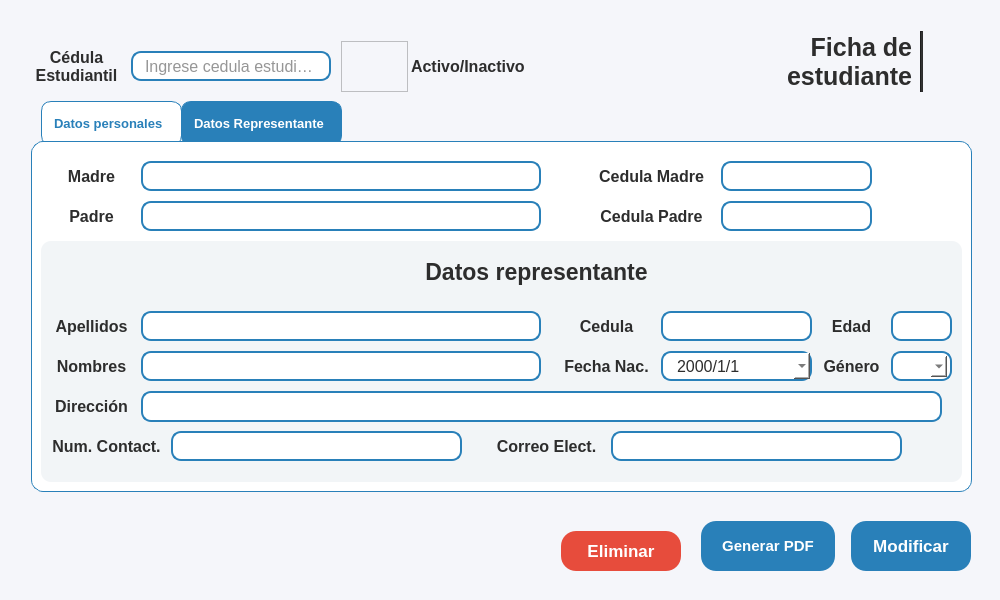
The window that resources/ui/ficha_estu.ui (Proyecto-Uptjaa/Proyecto_SIRA) describes before a commit, drawn with Qt 5.
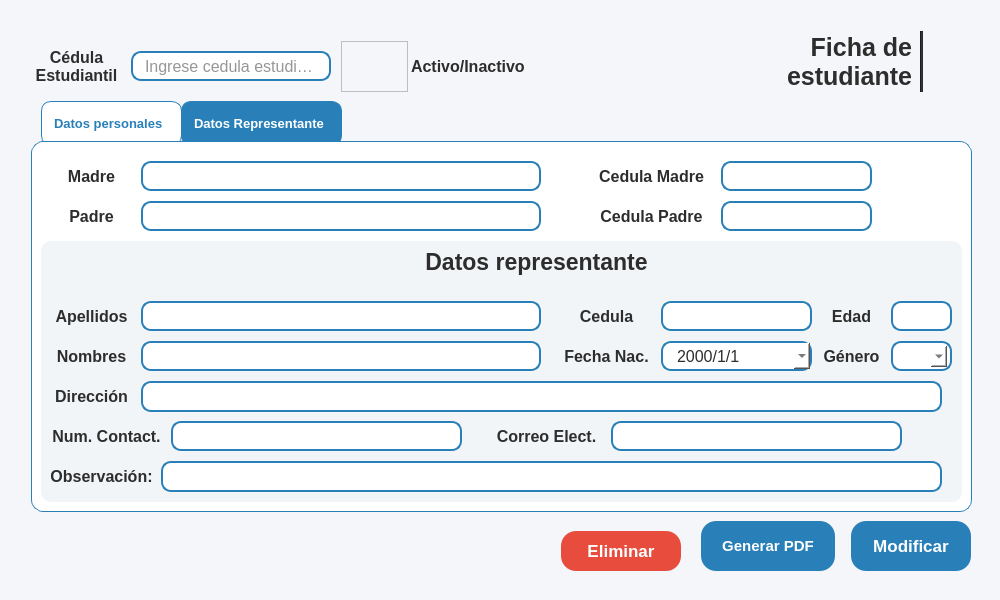
The same window after the commit. The open tabs and pages were chosen to show the change. Icons and pictures are not drawn.

Commit message: Campo 'Observacion' en interfaz de representante

```diff
--- a/resources/ui/ficha_estu.ui
+++ b/resources/ui/ficha_estu.ui
@@ -115,7 +115,7 @@
         <x>20</x>
         <y>130</y>
         <width>941</width>
-        <height>351</height>
+        <height>371</height>
        </rect>
       </property>
       <property name="minimumSize">
@@ -2109,7 +2109,7 @@
              <x>0</x>
              <y>90</y>
              <width>921</width>
-             <height>241</height>
+             <height>261</height>
             </rect>
            </property>
            <property name="styleSheet">
@@ -2122,7 +2122,7 @@
             <property name="geometry">
              <rect>
               <x>10</x>
-              <y>110</y>
+              <y>100</y>
               <width>81</width>
               <height>30</height>
              </rect>
@@ -2160,7 +2160,7 @@
             <property name="geometry">
              <rect>
               <x>100</x>
-              <y>70</y>
+              <y>60</y>
               <width>400</width>
               <height>30</height>
              </rect>
@@ -2205,7 +2205,7 @@
             <property name="geometry">
              <rect>
               <x>10</x>
-              <y>70</y>
+              <y>60</y>
               <width>81</width>
               <height>30</height>
              </rect>
@@ -2243,7 +2243,7 @@
             <property name="geometry">
              <rect>
               <x>100</x>
-              <y>110</y>
+              <y>100</y>
               <width>400</width>
               <height>30</height>
              </rect>
@@ -2288,7 +2288,7 @@
             <property name="geometry">
              <rect>
               <x>10</x>
-              <y>150</y>
+              <y>140</y>
               <width>81</width>
               <height>30</height>
              </rect>
@@ -2326,7 +2326,7 @@
             <property name="geometry">
              <rect>
               <x>100</x>
-              <y>150</y>
+              <y>140</y>
               <width>801</width>
               <height>31</height>
              </rect>
@@ -2371,7 +2371,7 @@
             <property name="geometry">
              <rect>
               <x>850</x>
-              <y>70</y>
+              <y>60</y>
               <width>61</width>
               <height>30</height>
              </rect>
@@ -2419,7 +2419,7 @@
             <property name="geometry">
              <rect>
               <x>10</x>
-              <y>190</y>
+              <y>180</y>
               <width>111</width>
               <height>30</height>
              </rect>
@@ -2457,7 +2457,7 @@
             <property name="geometry">
              <rect>
               <x>130</x>
-              <y>190</y>
+              <y>180</y>
               <width>291</width>
               <height>30</height>
              </rect>
@@ -2502,7 +2502,7 @@
             <property name="geometry">
              <rect>
               <x>520</x>
-              <y>110</y>
+              <y>100</y>
               <width>91</width>
               <height>30</height>
              </rect>
@@ -2540,7 +2540,7 @@
             <property name="geometry">
              <rect>
               <x>780</x>
-              <y>70</y>
+              <y>60</y>
               <width>61</width>
               <height>30</height>
              </rect>
@@ -2578,7 +2578,7 @@
             <property name="geometry">
              <rect>
               <x>620</x>
-              <y>70</y>
+              <y>60</y>
               <width>151</width>
               <height>30</height>
              </rect>
@@ -2623,7 +2623,7 @@
             <property name="geometry">
              <rect>
               <x>570</x>
-              <y>190</y>
+              <y>180</y>
               <width>291</width>
               <height>30</height>
              </rect>
@@ -2668,7 +2668,7 @@
             <property name="geometry">
              <rect>
               <x>450</x>
-              <y>190</y>
+              <y>180</y>
               <width>111</width>
               <height>30</height>
              </rect>
@@ -2706,7 +2706,7 @@
             <property name="geometry">
              <rect>
               <x>780</x>
-              <y>110</y>
+              <y>100</y>
               <width>61</width>
               <height>30</height>
              </rect>
@@ -2744,7 +2744,7 @@
             <property name="geometry">
              <rect>
               <x>320</x>
-              <y>10</y>
+              <y>0</y>
               <width>351</width>
               <height>41</height>
              </rect>
@@ -2770,7 +2770,7 @@
             <property name="geometry">
              <rect>
               <x>520</x>
-              <y>70</y>
+              <y>60</y>
               <width>91</width>
               <height>30</height>
              </rect>
@@ -2808,7 +2808,7 @@
             <property name="geometry">
              <rect>
               <x>620</x>
-              <y>110</y>
+              <y>100</y>
               <width>151</width>
               <height>30</height>
              </rect>
@@ -2881,7 +2881,7 @@
             <property name="geometry">
              <rect>
               <x>850</x>
-              <y>110</y>
+              <y>100</y>
               <width>61</width>
               <height>30</height>
              </rect>
@@ -2969,6 +2969,91 @@
              </item>
             </widget>
            </widget>
+           <widget class="QLabel" name="lblStudent_dir_repre_2">
+            <property name="geometry">
+             <rect>
+              <x>10</x>
+              <y>220</y>
+              <width>101</width>
+              <height>30</height>
+             </rect>
+            </property>
+            <property name="minimumSize">
+             <size>
+              <width>0</width>
+              <height>30</height>
+             </size>
+            </property>
+            <property name="maximumSize">
+             <size>
+              <width>16777215</width>
+              <height>30</height>
+             </size>
+            </property>
+            <property name="font">
+             <font>
+              <family>Segoe UI</family>
+              <pointsize>12</pointsize>
+              <bold>true</bold>
+             </font>
+            </property>
+            <property name="styleSheet">
+             <string notr="true">background-color: transparent;</string>
+            </property>
+            <property name="text">
+             <string>Observación:</string>
+            </property>
+            <property name="alignment">
+             <set>Qt::AlignmentFlag::AlignCenter</set>
+            </property>
+           </widget>
+           <widget class="QLineEdit" name="lneObser_ficha_estu_repre">
+            <property name="geometry">
+             <rect>
+              <x>120</x>
+              <y>220</y>
+              <width>781</width>
+              <height>31</height>
+             </rect>
+            </property>
+            <property name="minimumSize">
+             <size>
+              <width>400</width>
+              <height>30</height>
+             </size>
+            </property>
+            <property name="maximumSize">
+             <size>
+              <width>900</width>
+              <height>60</height>
+             </size>
+            </property>
+            <property name="font">
+             <font>
+              <family>Segoe UI</family>
+             </font>
+            </property>
+            <property name="focusPolicy">
+             <enum>Qt::FocusPolicy::ClickFocus</enum>
+            </property>
+            <property name="styleSheet">
+             <string notr="true">QLineEdit {
+    border: 2px solid #2980b9;
+    border-radius: 10px;
+    padding: 3px 8px;
+    background-color: white;
+}</string>
+            </property>
+            <property name="text">
+             <string/>
+            </property>
+            <property name="alignment">
+             <set>Qt::AlignmentFlag::AlignLeading|Qt::AlignmentFlag::AlignLeft|Qt::AlignmentFlag::AlignVCenter</set>
+            </property>
+            <property name="placeholderText">
+             <string/>
+            </property>
+           </widget>
           </widget>
          </widget>
         </widget>
```
Left out of the diff: 2 changed lines with no effect on the pictures. The commit also changes 1 other file.
